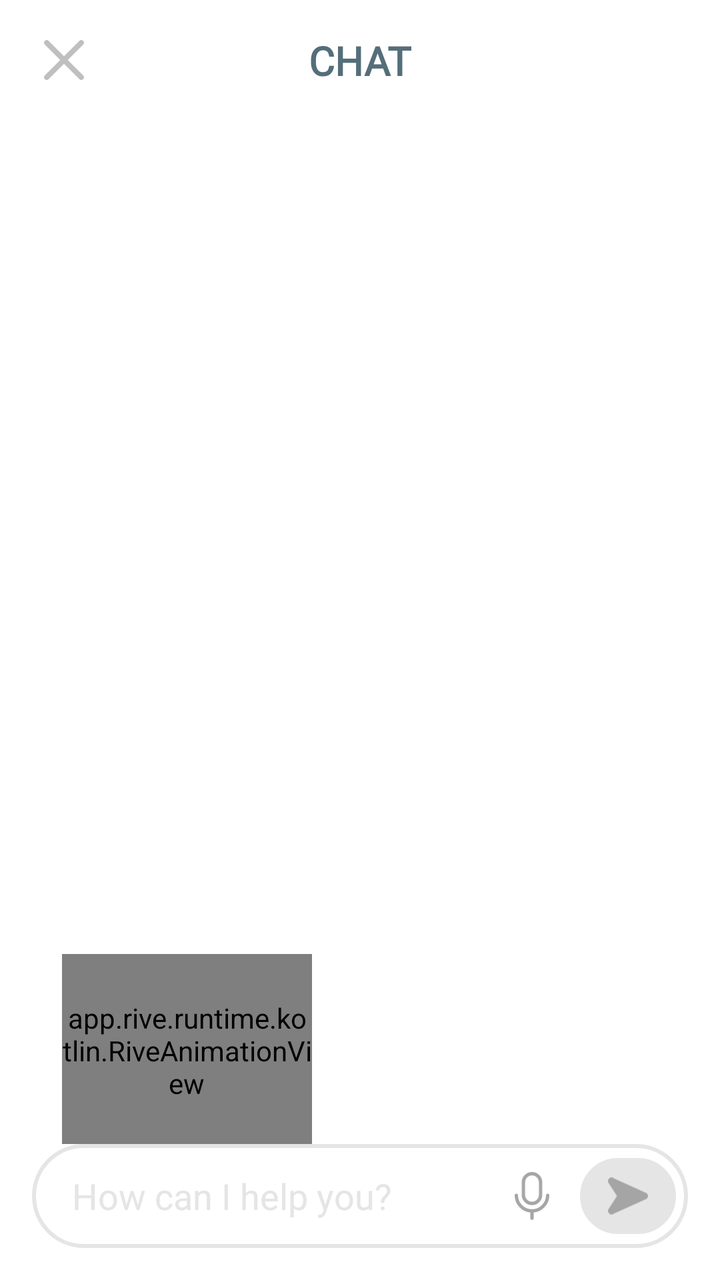
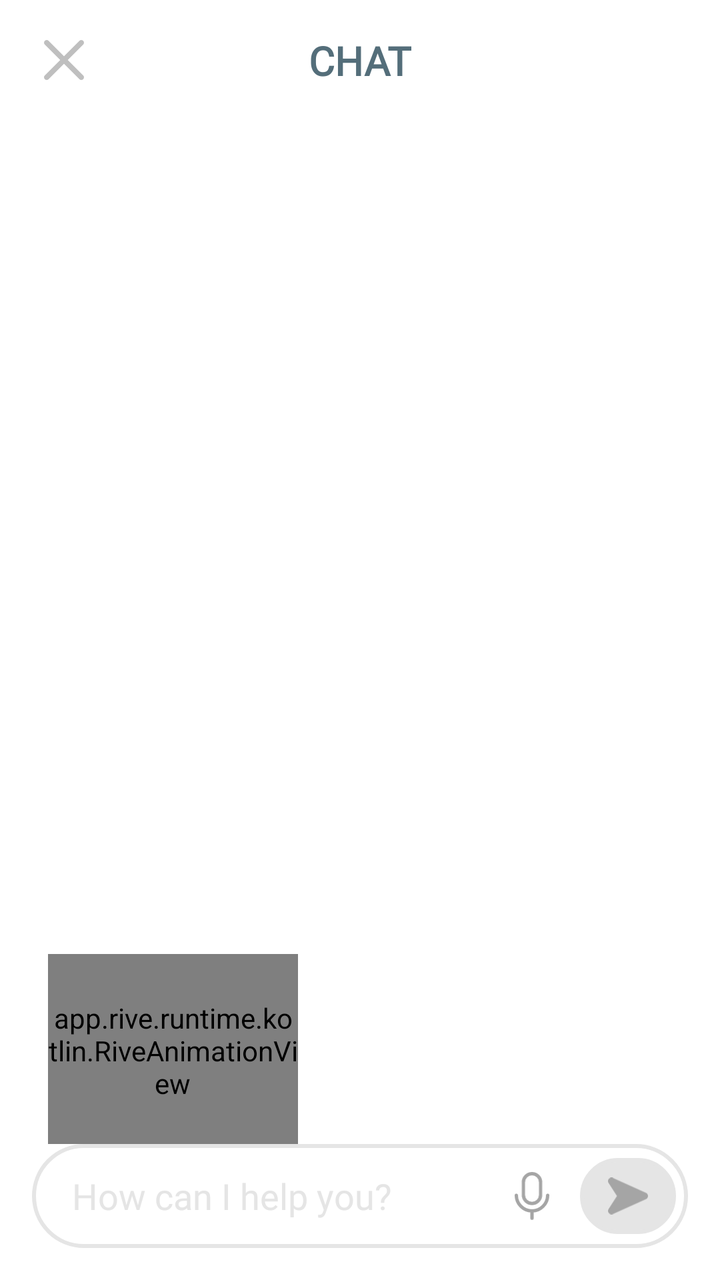

Before-and-after screenshots of an Android layout around one commit, followed by the original layout XML and the change that was made.
<!-- AndroidManifest.xml: application theme Theme.Tetragon -->
<!-- res/layout/activity_chat.xml -->
<?xml version="1.0" encoding="utf-8"?>
<androidx.constraintlayout.widget.ConstraintLayout xmlns:android="http://schemas.android.com/apk/res/android"
    xmlns:app="http://schemas.android.com/apk/res-auto"
    xmlns:tools="http://schemas.android.com/tools"
    android:id="@+id/main"
    android:layout_width="match_parent"
    android:layout_height="match_parent"
    android:background="#FFFFFF"
    android:fitsSystemWindows="true">

    <androidx.constraintlayout.widget.ConstraintLayout
        android:id="@+id/topBar"
        android:layout_width="match_parent"
        android:layout_height="60dp"
        app:layout_constraintTop_toTopOf="parent">

        <ImageView
            android:id="@+id/btnClose"
            android:layout_width="32dp"
            android:layout_height="32dp"
            android:layout_marginStart="16dp"
            android:padding="6dp"
            android:src="@drawable/exit_btn"
            app:layout_constraintBottom_toBottomOf="parent"
            app:layout_constraintStart_toStartOf="parent"
            app:layout_constraintTop_toTopOf="parent" />

        <TextView
            android:layout_width="wrap_content"
            android:layout_height="wrap_content"
            android:fontFamily="@font/inter_semibold"
            android:text="@string/chat"
            android:textColor="#546E7A"
            android:textSize="20sp"
            android:textStyle="bold"
            app:layout_constraintBottom_toBottomOf="parent"
            app:layout_constraintEnd_toEndOf="parent"
            app:layout_constraintStart_toStartOf="parent"
            app:layout_constraintTop_toTopOf="parent" />

        <TextView
            android:layout_width="wrap_content"
            android:layout_height="wrap_content"
            android:layout_marginEnd="16dp"
            android:fontFamily="@font/inter_semibold"
            android:text="History"
            android:textColor="#4FC3F7"
            android:textSize="16sp"
            android:visibility="gone"
            app:layout_constraintBottom_toBottomOf="parent"
            app:layout_constraintEnd_toEndOf="parent"
            app:layout_constraintTop_toTopOf="parent" />
    </androidx.constraintlayout.widget.ConstraintLayout>

    <androidx.recyclerview.widget.RecyclerView
        android:id="@+id/chatRecyclerView"
        android:layout_width="match_parent"
        android:layout_height="0dp"
        android:clipToPadding="false"
        android:overScrollMode="never"
        android:paddingLeft="16dp"
        android:paddingRight="16dp"
        android:paddingBottom="10dp"
        app:layout_constraintBottom_toTopOf="@+id/animationBarRow"
        app:layout_constraintTop_toBottomOf="@id/topBar" />

    <View
        android:id="@+id/viewTopFade"
        android:layout_width="match_parent"
        android:layout_height="40dp"
        android:background="@drawable/fade_top"
        app:layout_constraintTop_toBottomOf="@id/topBar" />

    <View
        android:id="@+id/viewBottomFade"
        android:layout_width="match_parent"
        android:layout_height="40dp"
        android:background="@drawable/fade_bottom"
        app:layout_constraintBottom_toTopOf="@+id/animationBarRow" />

    <androidx.constraintlayout.widget.ConstraintLayout
        android:id="@+id/animationBarRow"
        android:layout_width="match_parent"
        android:layout_height="95dp"
        app:layout_constraintBottom_toTopOf="@id/inputContainer">

        <FrameLayout
            android:id="@+id/botAvatarContainer"
            android:layout_width="125dp"
            android:layout_height="105dp"
            android:layout_marginBottom="-1dp"
            android:layout_marginStart="31dp"
            app:layout_constraintBottom_toBottomOf="parent"
            app:layout_constraintStart_toStartOf="parent"
            app:layout_constraintTop_toTopOf="parent">

            <app.rive.runtime.kotlin.RiveAnimationView
                android:id="@+id/main_mr_square_rive"
                android:layout_width="match_parent"
                android:layout_height="match_parent"
                android:layout_gravity="bottom|start"
                app:riveAutoPlay="true"
                app:riveResource="@raw/mr_square_chat"
                app:riveStateMachine="State Machine 1" />
        </FrameLayout>

        <com.tetragon.app.aiChatBot.VoiceWaveView
            android:id="@+id/voiceWaveView"
            android:layout_width="0dp"
            android:layout_height="56dp"
            android:layout_marginStart="150dp"
            android:layout_marginEnd="48dp"
            android:visibility="gone"
            app:layout_constraintBottom_toBottomOf="parent"
            app:layout_constraintEnd_toEndOf="parent"
            app:layout_constraintStart_toStartOf="parent"
            app:layout_constraintTop_toTopOf="parent"
            tools:visibility="visible" />

    </androidx.constraintlayout.widget.ConstraintLayout>

    <androidx.constraintlayout.widget.ConstraintLayout
        android:id="@+id/inputContainer"
        android:layout_width="match_parent"
        android:layout_height="wrap_content"
        android:paddingBottom="16dp"
        android:paddingLeft="16dp"
        android:paddingRight="16dp"
        app:layout_constraintBottom_toBottomOf="parent">

        <LinearLayout
            android:layout_width="match_parent"
            android:layout_height="52dp"
            android:background="@drawable/custom_background"
            android:gravity="center_vertical"
            android:orientation="horizontal"
            android:paddingStart="20dp"
            android:paddingEnd="6dp"
            app:layout_constraintBottom_toBottomOf="parent"
            app:layout_constraintEnd_toEndOf="parent"
            app:layout_constraintStart_toStartOf="parent">

            <EditText
                android:id="@+id/etQuestion"
                android:layout_width="0dp"
                android:layout_height="match_parent"
                android:layout_marginTop="2dp"
                android:layout_marginBottom="2dp"
                android:layout_weight="1"
                android:background="@null"
                android:fontFamily="@font/inter_medium"
                android:hint="@string/write_your_question"
                android:textColor="@color/text_color"
                android:textColorHint="#e5e5e5"
                android:textSize="18sp" />

            <ImageView
                android:id="@+id/btnMic"
                android:layout_width="48dp"
                android:layout_height="48dp"
                android:padding="12dp"
                android:src="@drawable/voice"
                app:tint="@color/gray_1" />

            <FrameLayout
                android:id="@+id/btnSend"
                android:layout_width="48dp"
                android:layout_height="38dp"
                android:background="@drawable/custom_background"
                android:backgroundTint="@color/gray_2">

                <ImageView
                    android:id="@+id/ivSendIcon"
                    android:layout_width="20dp"
                    android:layout_height="20dp"
                    android:layout_gravity="center"
                    android:src="@drawable/send"
                    app:tint="@color/gray_1" />
            </FrameLayout>
        </LinearLayout>
    </androidx.constraintlayout.widget.ConstraintLayout>

</androidx.constraintlayout.widget.ConstraintLayout>
<!-- resources referenced by this layout -->
<resources>
  <color name="gray_1">#A5A5A5</color>
  <color name="gray_2">#E5E5E5</color>
  <color name="text_color">#64748b</color>
  <!-- drawable custom_background (drawable) -->
  <?xml version="1.0" encoding="utf-8"?>
  <shape xmlns:android="http://schemas.android.com/apk/res/android"
      android:shape="rectangle">
      <solid android:color="#ffffff"/>
      <stroke android:color="#e5e5e5"
          android:width="2dp"/>
      <corners android:radius="40dp"/>
  </shape>
  <!-- drawable exit_btn (drawable) -->
  <vector xmlns:android="http://schemas.android.com/apk/res/android"
      android:width="25.41dp"
      android:height="25.4dp"
      android:viewportWidth="25.41"
      android:viewportHeight="25.4">
    <path
        android:pathData="M24.91,22.49c0.66,0.67 0.66,1.75 0,2.41s-1.75,0.66 -2.41,0l-9.79,-9.79L2.91,24.9c-0.66,0.66 -1.74,0.66 -2.41,0 -0.33,-0.33 -0.5,-0.76 -0.5,-1.2s0.17,-0.88 0.5,-1.21l9.8,-9.79L0.5,2.9C-0.16,2.24 -0.16,1.16 0.5,0.5c0.34,-0.33 0.77,-0.5 1.21,-0.5s0.87,0.17 1.2,0.5l9.8,9.79L22.5,0.5c0.66,-0.66 1.75,-0.66 2.41,0s0.66,1.74 0,2.4l-9.8,9.8 9.8,9.79Z"
        android:fillColor="#bfbfbf"/>
  </vector>
  <!-- drawable fade_bottom (drawable) -->
  <?xml version="1.0" encoding="utf-8"?>
  <shape xmlns:android="http://schemas.android.com/apk/res/android">
      <gradient
          android:angle="90"
          android:startColor="#FFFFFF"
          android:endColor="#00FFFFFF" />
  </shape>
  <!-- drawable fade_top (drawable) -->
  <?xml version="1.0" encoding="utf-8"?>
  <shape xmlns:android="http://schemas.android.com/apk/res/android">
      <gradient
          android:angle="270"
          android:startColor="#FFFFFF"
          android:endColor="#00FFFFFF" />
  </shape>
  <!-- drawable send (drawable) -->
  <vector xmlns:android="http://schemas.android.com/apk/res/android"
      android:width="258.55dp"
      android:height="237.68dp"
      android:viewportWidth="258.55"
      android:viewportHeight="237.68">
    <path
        android:pathData="M245.25,98.26L31.97,2.1C11.45,-7.15 -8.49,16.04 3.74,34.94l54.28,83.9L3.74,202.74c-12.23,18.9 7.71,42.09 28.23,32.84l213.28,-96.16c17.73,-7.99 17.73,-33.16 0,-41.16Z"
        android:fillColor="#fff"/>
  </vector>
  <!-- drawable voice (drawable) -->
  <vector xmlns:android="http://schemas.android.com/apk/res/android"
      android:width="217.85dp"
      android:height="302.11dp"
      android:viewportWidth="217.85"
      android:viewportHeight="302.11">
    <path
        android:pathData="M108.93,10.5L108.93,10.5A54,54 0,0 1,162.93 64.5L162.93,144.16A54,54 0,0 1,108.93 198.16L108.93,198.16A54,54 0,0 1,54.93 144.16L54.93,64.5A54,54 0,0 1,108.93 10.5z"
        android:strokeWidth="21"
        android:fillColor="#00000000"
        android:strokeColor="#11c7ff"/>
    <path
        android:pathData="M207.35,146.46c0,54.13 -44.29,98.43 -98.43,98.43h0c-54.13,0 -98.43,-44.29 -98.43,-98.43"
        android:strokeLineJoin="round"
        android:strokeWidth="21"
        android:fillColor="#00000000"
        android:strokeColor="#11c7ff"
        android:strokeLineCap="round"/>
    <path
        android:pathData="M108.93,244.88L108.93,291.61"
        android:strokeLineJoin="round"
        android:strokeWidth="21"
        android:fillColor="#00000000"
        android:strokeColor="#11c7ff"
        android:strokeLineCap="round"/>
  </vector>
  <string name="chat">CHAT</string>
  <string name="write_your_question">How can I help you?</string>
  <style name="Theme.Tetragon" parent="Base.Theme.Tetragon" />
  <style name="Base.Theme.Tetragon" parent="Theme.Material3.DayNight.NoActionBar">
          <item name="android:statusBarColor">@color/white</item>
          <item name="android:navigationBarColor">@color/white</item>
          <item name="android:windowLightStatusBar">true</item>
  
          <item name="android:windowBackground">@color/white</item>
          <item name="android:colorBackground">@color/white</item>
  
          <item name="android:windowIsTranslucent">false</item>
      </style>
  <color name="white">#FFFFFFFF</color>
</resources>

<!-- the commit's change to res/layout/activity_chat.xml (unified diff, before → after) -->
@@ -89,7 +89,7 @@
             android:layout_width="125dp"
             android:layout_height="105dp"
             android:layout_marginBottom="-1dp"
-            android:layout_marginStart="31dp"
+            android:layout_marginStart="24dp"
             app:layout_constraintBottom_toBottomOf="parent"
             app:layout_constraintStart_toStartOf="parent"
             app:layout_constraintTop_toTopOf="parent">
